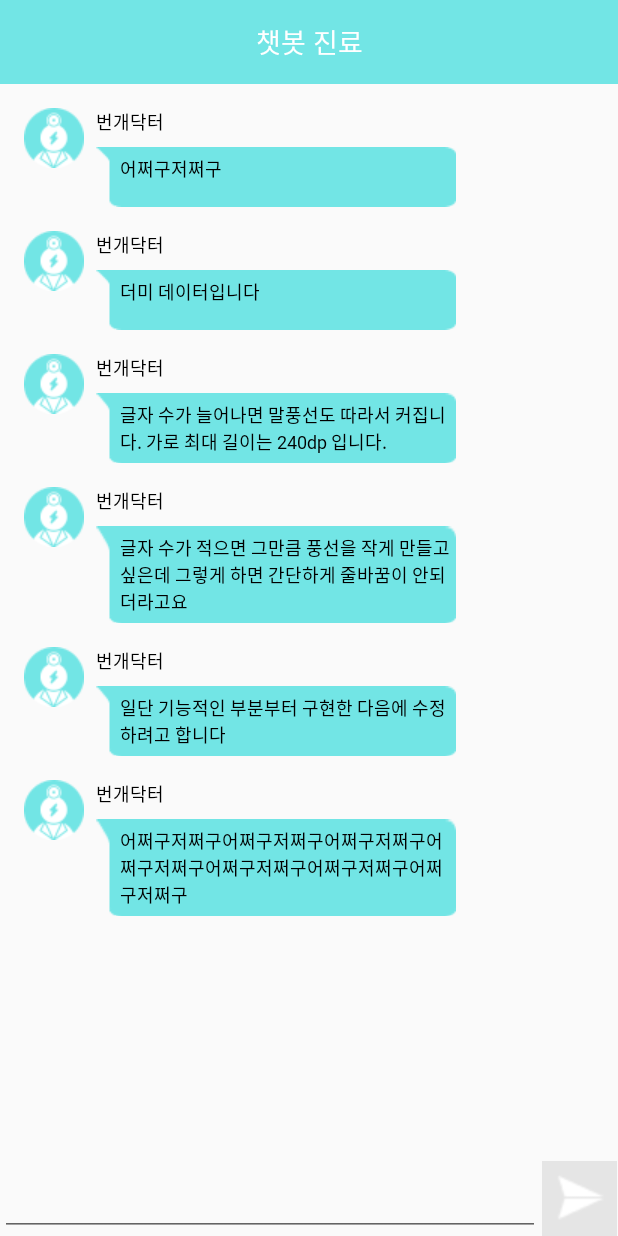
After one commit to yangsooplus/BoenDoc, an Android app: the ChatActivity screen opened directly, with no data from a screen before it, on a phone screen of 412 x 824 dp. The commit adds this screen. Run offline under Robolectric (Android 15) with nearby library versions, the phone set to English and light mode, and no system bars.

Commit message:
ChatActivity
SingleViewModel RecyclerView

```diff
--- a/BoenDoc/app/src/main/AndroidManifest.xml
+++ b/BoenDoc/app/src/main/AndroidManifest.xml
@@ -5,7 +5,6 @@
     <uses-permission android:name="android.permission.INTERNET" />
     <uses-permission android:name="android.permission.ACCESS_NETWORK_STATE" />
     <uses-permission android:name="android.permission.ACCESS_WIFI_STATE" />
-
 
     <application
         android:name=".App"
@@ -16,11 +15,13 @@
         android:supportsRtl="true"
         android:theme="@style/Theme.BeonDoc"
         android:usesCleartextTraffic="true">
+        <activity
+            android:name=".ChatActivity"
+            android:exported="true" />
 
         <uses-library
             android:name="org.apache.http.legacy"
             android:required="false" />
-
 
         <activity
             android:name=".SignUpActivity"
@@ -40,7 +41,6 @@
         <activity
             android:name=".SignInActivity"
             android:exported="true" />
-
     </application>
 
 </manifest>
--- /dev/null
+++ b/BoenDoc/app/src/main/java/com/beongaedoctor/beondoc/ChatActivity.kt
@@ -0,0 +1,39 @@
+package com.beongaedoctor.beondoc
+
+import androidx.appcompat.app.AppCompatActivity
+import android.os.Bundle
+import androidx.recyclerview.widget.LinearLayoutManager
+import com.beongaedoctor.beondoc.databinding.ActivityChatBinding
+import com.beongaedoctor.beondoc.databinding.ActivitySignInBinding
+
+class ChatActivity : AppCompatActivity() {
+
+    // 전역 변수로 바인딩 객체 선언
+    private var chatbinding: ActivityChatBinding? = null
+
+    // 매번 null 체크 하지 않도록 바인딩 변수 재선언
+    private val binding get() = chatbinding!!
+
+    val chatItemTestList = arrayListOf(
+        ChatItem("어쩌구저쩌구"),
+        ChatItem("더미 데이터입니다"),
+        ChatItem("글자 수가 늘어나면 말풍선도 따라서 커집니다. 가로 최대 길이는 240dp 입니다."),
+        ChatItem("글자 수가 적으면 그만큼 풍선을 작게 만들고 싶은데 그렇게 하면 간단하게 줄바꿈이 안되더라고요"),
+        ChatItem("일단 기능적인 부분부터 구현한 다음에 수정하려고 합니다"),
+        ChatItem("어쩌구저쩌구어쩌구저쩌구어쩌구저쩌구어쩌구저쩌구어쩌구저쩌구어쩌구저쩌구어쩌구저쩌구")
+    )
+
+
+    override fun onCreate(savedInstanceState: Bundle?) {
+        super.onCreate(savedInstanceState)
+        setContentView(R.layout.activity_chat)
+        chatbinding = ActivityChatBinding.inflate(layoutInflater)
+        setContentView(binding.root)
+
+        //리사이클러뷰 수직 드래그 가능
+        binding.chatRecyclerView.layoutManager = LinearLayoutManager(this)
+        //어댑터 연결
+        binding.chatRecyclerView.adapter = ChatAdapter(chatItemTestList)
+
+    }
+}
--- /dev/null
+++ b/BoenDoc/app/src/main/java/com/beongaedoctor/beondoc/ChatAdapter.kt
@@ -0,0 +1,34 @@
+package com.beongaedoctor.beondoc
+
+import android.view.LayoutInflater
+import android.view.View
+import android.view.ViewGroup
+import android.widget.TextView
+import androidx.recyclerview.widget.RecyclerView
+
+
+class ChatItem(val content:String)
+
+class ChatViewHolder(v: View) : RecyclerView.ViewHolder(v) {
+    val content = v.findViewById<TextView>(R.id.leftChatItem)
+}
+
+class ChatAdapter(val ChatItemList:ArrayList<ChatItem>) : RecyclerView.Adapter<ChatViewHolder>() {
+    override fun onCreateViewHolder(parent: ViewGroup, viewType: Int): ChatViewHolder {
+        //리사이클러뷰 생성
+        val cellForRow = LayoutInflater.from(parent.context).inflate(R.layout.leftchatitem, parent, false)
+        return ChatViewHolder(cellForRow)
+    }
+
+    override fun onBindViewHolder(holder: ChatViewHolder, position: Int) {
+        //각 아이템에 정보 넣기
+        holder.content.text = ChatItemList[position].content
+
+        //각 아이템별 클릭 액션은 이곳에
+        //holder.itemView.setOnClickListener {  }
+    }
+
+    override fun getItemCount(): Int {
+        return ChatItemList.size
+    }
+}
--- a/BoenDoc/app/src/main/java/com/beongaedoctor/beondoc/SignInActivity.kt
+++ b/BoenDoc/app/src/main/java/com/beongaedoctor/beondoc/SignInActivity.kt
@@ -22,7 +22,7 @@ class SignInActivity : AppCompatActivity() {
     private val binding get() = SIABinding!!
 
     private lateinit var retrofit: Retrofit
-    private lateinit var loginService: LoginService
+
 
     override fun onCreate(savedInstanceState: Bundle?) {
         super.onCreate(savedInstanceState)
--- /dev/null
+++ b/BoenDoc/app/src/main/res/layout/activity_chat.xml
@@ -0,0 +1,52 @@
+<?xml version="1.0" encoding="utf-8"?>
+<LinearLayout
+    xmlns:android="http://schemas.android.com/apk/res/android"
+    xmlns:app="http://schemas.android.com/apk/res-auto"
+    xmlns:tools="http://schemas.android.com/tools"
+    android:layout_width="match_parent"
+    android:layout_height="match_parent"
+    tools:context=".ChatActivity"
+    android:orientation="vertical"
+    >
+
+    <TextView
+        android:layout_width="match_parent"
+        android:layout_height="56dp"
+        android:background="@color/skyblue"
+        android:text="챗봇 진료"
+        android:textColor="@color/white"
+        android:textSize="18sp"
+        android:fontFamily="@font/spoqahansansneobold"
+        android:gravity="center"
+        />
+
+    <androidx.recyclerview.widget.RecyclerView
+        android:id="@+id/chatRecyclerView"
+        android:layout_width="match_parent"
+        android:layout_height="0dp"
+        android:layout_weight="1"
+        />
+
+    <LinearLayout
+        android:layout_width="match_parent"
+        android:layout_height="50dp"
+        android:orientation="horizontal"
+        android:weightSum="8">
+
+        <EditText
+            android:id="@+id/chatEditText"
+            android:layout_width="0dp"
+            android:layout_height="match_parent"
+            android:layout_weight="7"
+            />
+
+        <ImageView
+            android:id="@+id/chatTransmit"
+            android:layout_width="0dp"
+            android:layout_height="match_parent"
+            android:layout_weight="1"
+            android:src="@drawable/transmit"
+            />
+    </LinearLayout>
+
+</LinearLayout>
--- a/BoenDoc/app/src/main/res/layout/activity_sign_in.xml
+++ b/BoenDoc/app/src/main/res/layout/activity_sign_in.xml
@@ -89,6 +89,7 @@
         android:layout_marginTop="80dp"
         android:text="로그인"
         android:textColor="@color/black"
+        android:backgroundTint="@color/skyblue"
         android:gravity="center"/>
 
     <Button
--- a/BoenDoc/app/src/main/res/layout/activity_sign_up.xml
+++ b/BoenDoc/app/src/main/res/layout/activity_sign_up.xml
@@ -15,7 +15,7 @@
         android:text="회원가입"
         android:textColor="@color/white"
         android:textSize="18sp"
-        android:fontFamily="@font/spoqahansansneomedium"
+        android:fontFamily="@font/spoqahansansneobold"
         android:gravity="center"
         />
 
--- /dev/null
+++ b/BoenDoc/app/src/main/res/layout/leftchatitem.xml
@@ -0,0 +1,49 @@
+<?xml version="1.0" encoding="utf-8"?>
+<androidx.constraintlayout.widget.ConstraintLayout xmlns:android="http://schemas.android.com/apk/res/android"
+    xmlns:app="http://schemas.android.com/apk/res-auto"
+    xmlns:tools="http://schemas.android.com/tools"
+    android:layout_width="match_parent"
+    android:layout_height="wrap_content">
+
+    <ImageView
+        android:id="@+id/imageView"
+        android:layout_width="wrap_content"
+        android:layout_height="wrap_content"
+        android:layout_marginStart="16dp"
+        android:layout_marginTop="16dp"
+        android:src="@drawable/beondocicon"
+        app:layout_constraintStart_toStartOf="parent"
+        app:layout_constraintTop_toTopOf="parent" />
+
+    <TextView
+        android:id="@+id/nametextView"
+        android:layout_width="wrap_content"
+        android:layout_height="wrap_content"
+        android:layout_marginStart="8dp"
+        android:layout_marginTop="16dp"
+        android:fontFamily="@font/spoqahansansneomedium"
+        android:text="번개닥터"
+        android:textColor="@color/black"
+        android:textSize="12sp"
+        app:layout_constraintStart_toEndOf="@+id/imageView"
+        app:layout_constraintTop_toTopOf="parent" />
+
+    <TextView
+        android:id="@+id/leftChatItem"
+        android:layout_width="240dp"
+        android:layout_height="wrap_content"
+        android:layout_marginStart="8dp"
+        android:layout_marginTop="8dp"
+        android:background="@drawable/skybluemessage"
+        app:layout_constraintStart_toEndOf="@+id/imageView"
+        app:layout_constraintTop_toBottomOf="@+id/nametextView"
+        android:paddingLeft="16dp"
+        android:paddingRight="4dp"
+        android:paddingVertical="5dp"
+        android:textColor="@color/black"
+        android:textSize="12sp"
+        android:fontFamily="@font/spoqahansansneolight"
+        android:text="샘플대사입니다. 가로로 240dp만큼 고정했습니다. 가나다라마바사아자차카타파하 텍스트가 길어지면 말풍선 이미지가 늘어납니다."/>
+
+
+</androidx.constraintlayout.widget.ConstraintLayout>
--- a/BoenDoc/app/src/main/res/values/themes.xml
+++ b/BoenDoc/app/src/main/res/values/themes.xml
@@ -1,6 +1,6 @@
 <resources xmlns:tools="http://schemas.android.com/tools">
     <!-- Base application theme. -->
-    <style name="Theme.BeonDoc" parent="Theme.MaterialComponents.DayNight.DarkActionBar">
+    <style name="Theme.BeonDoc" parent="Theme.AppCompat.Light">
         <item name="windowNoTitle">true</item>
         <!-- Primary brand color. -->
         <item name="colorPrimary">@color/skyblue</item>
```
Also changed, not shown: BoenDoc/app/src/main/java/com/beongaedoctor/beondoc/MainActivity.kt (+23 -1 lines), BoenDoc/app/src/main/res/drawable/semiroundbtn.xml (added, +11 -0 lines), BoenDoc/app/src/main/res/drawable/semiroundbtny.xml (added, +11 -0 lines), BoenDoc/app/src/main/res/layout/activity_main.xml (+78 -8 lines), BoenDoc/app/src/main/res/layout/rightchatitem.xml (added, +25 -0 lines), BoenDoc/app/src/main/res/drawable/beondocicon.png (added), BoenDoc/app/src/main/res/drawable/lightgraymessage.9.png (added), BoenDoc/app/src/main/res/drawable/skybluemessage.9.png (added), BoenDoc/app/src/main/res/drawable/transmit.png (added).
